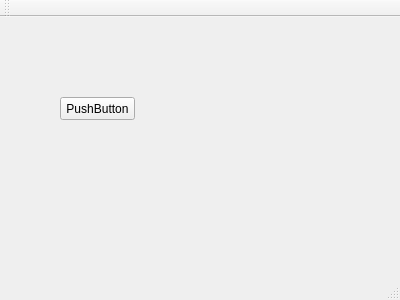
The window that mainwindow.ui (Mursilaga/MultipleClipboard) describes before a commit, drawn with Qt 5.
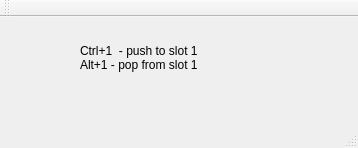
The same window after the commit.

Commit message: add tray actions, add label with hint, delete useless button, change tray image

Diff of the .ui file:
```diff
--- a/mainwindow.ui
+++ b/mainwindow.ui
@@ -6,25 +6,26 @@
    <rect>
     <x>0</x>
     <y>0</y>
-    <width>400</width>
-    <height>300</height>
+    <width>358</width>
+    <height>148</height>
    </rect>
   </property>
   <property name="windowTitle">
    <string>MainWindow</string>
   </property>
   <widget class="QWidget" name="centralWidget">
-   <widget class="QPushButton" name="pushButton">
+   <widget class="QLabel" name="label">
     <property name="geometry">
      <rect>
-      <x>60</x>
-      <y>80</y>
-      <width>75</width>
-      <height>23</height>
+      <x>80</x>
+      <y>20</y>
+      <width>281</width>
+      <height>41</height>
      </rect>
     </property>
     <property name="text">
-     <string>PushButton</string>
+     <string>Ctrl+1  - push to slot 1
+Alt+1 - pop from slot 1</string>
     </property>
    </widget>
   </widget>
```
Left out of the diff: 4 changed lines with no effect on the pictures. The commit also changes 3 other files.
